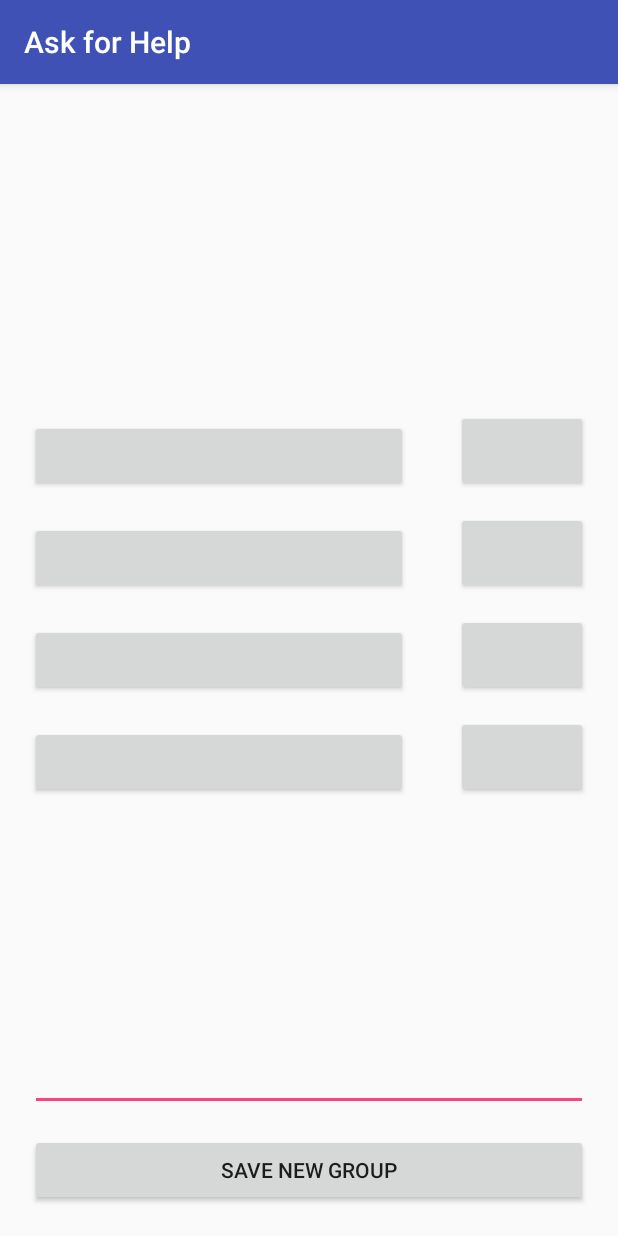
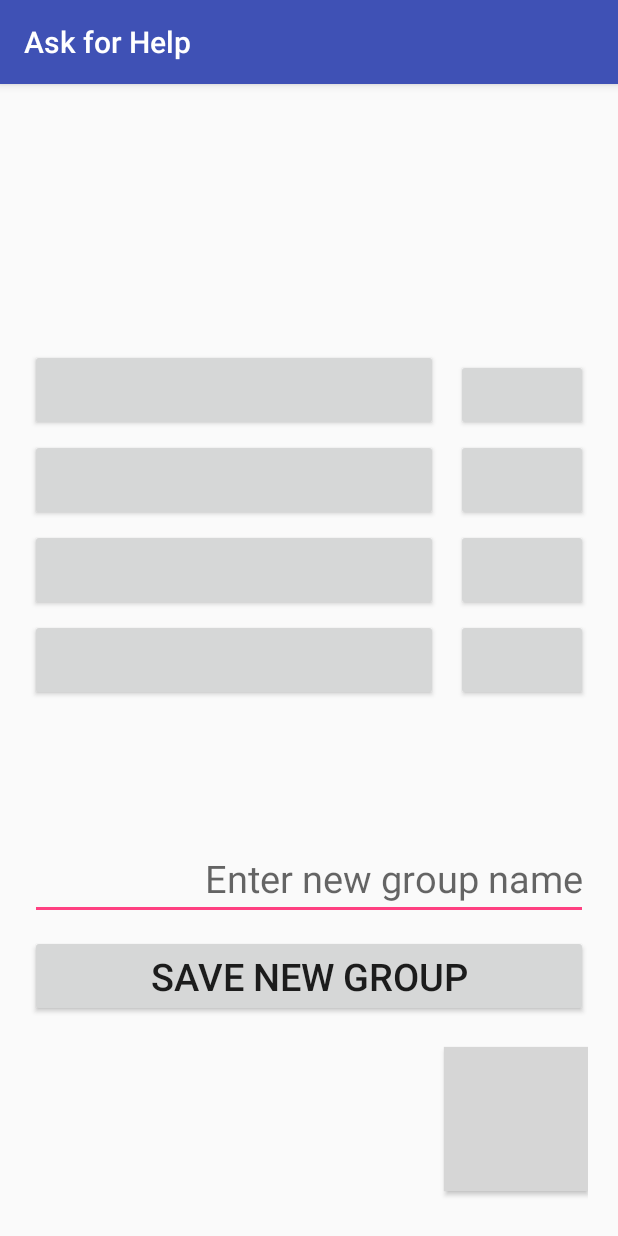
Before and after one commit to GryffGryff/AskforHelp, an Android app: the SettingsActivity screen opened directly, with no data from a screen before it, after a tap on "EDIT RECIEVERS", on a phone screen of 412 x 824 dp. Run offline under Robolectric (Android 15) with nearby library versions, the phone set to English and light mode, and no system bars; grey boxes are pictures that could not be loaded.

Commit message:
Added back button to settings page, gave EditRecievers activity the same capabilities as ChangeButtonsActivity.

```diff
--- a/app/src/main/java/com/serviceproject/gryffgryff/askforhelp/ChooseRequestsActivity.java
+++ b/app/src/main/java/com/serviceproject/gryffgryff/askforhelp/ChooseRequestsActivity.java
@@ -58,7 +58,7 @@ public class ChooseRequestsActivity extends AppCompatActivity {
     public void setNewButtonNames() {
         try {
             Context context = ChooseRequestsActivity.this;
-            SharedPreferences sharedPreferences = context.getSharedPreferences("com.serviceproject.gryffgryff.askforhelp.BUTTON_NAME_PREFERENCES", Context.MODE_PRIVATE);
+            SharedPreferences sharedPreferences = context.getSharedPreferences("com.serviceproject.gryffgryff.askforhelp.PREFERENCES", Context.MODE_PRIVATE);
             firstButton.setText(sharedPreferences.getString("first_text", ""));
             secondButton.setText(sharedPreferences.getString("second_text", ""));
             thirdButton.setText(sharedPreferences.getString("third_text", ""));
--- a/app/src/main/java/com/serviceproject/gryffgryff/askforhelp/EditRecievers.java
+++ b/app/src/main/java/com/serviceproject/gryffgryff/askforhelp/EditRecievers.java
@@ -1,13 +1,199 @@
 package com.serviceproject.gryffgryff.askforhelp;
 
+import android.content.Context;
+import android.content.Intent;
+import android.content.SharedPreferences;
 import android.os.Bundle;
 import android.support.v7.app.AppCompatActivity;
+import android.view.View;
+import android.widget.Button;
+import android.widget.EditText;
+import android.widget.Toast;
 
 public class EditRecievers extends AppCompatActivity {
+
+    Button[] groups = new Button[4];
+    Button firstGroup;
+    Button secondGroup;
+    Button thirdGroup;
+    Button fourthGroup;
+
+    Button deleteFirstGroup;
+    Button deleteSecondGroup;
+    Button deleteThirdGroup;
+    Button deleteFourthGroup;
+    Button saveNewGroup;
+
+    Button home;
+
+    EditText setNewGroup;
+
+    SharedPreferences sharedPreferences;
+    Context context;
+
 
     @Override
     protected void onCreate(Bundle savedInstanceState) {
         super.onCreate(savedInstanceState);
         setContentView(R.layout.activity_edit_recievers);
+
+        setVariables();
+        addGroupsToArray();
+        setGroupNames();
+        setClickListener();
+    }
+
+    public void setVariables() {
+        firstGroup = (Button) findViewById(R.id.firstGroup);
+        secondGroup = (Button) findViewById(R.id.secondGroup);
+        thirdGroup = (Button) findViewById(R.id.thirdGroup);
+        fourthGroup = (Button) findViewById(R.id.fourthGroup);
+
+        deleteFirstGroup = (Button) findViewById(R.id.deleteFirstGroup);
+        deleteSecondGroup = (Button) findViewById(R.id.deleteSecondGroup);
+        deleteThirdGroup = (Button) findViewById(R.id.deleteThirdGroup);
+        deleteFourthGroup = (Button) findViewById(R.id.deleteFourthGroup);
+
+        saveNewGroup = (Button) findViewById(R.id.saveNewGroup);
+        setNewGroup = (EditText) findViewById(R.id.setNewGroup);
+
+        home = (Button) findViewById(R.id.homeButtonContacts);
+
+        context = EditRecievers.this;
+    }
+
+    public void setGroupNames() {
+        try {
+            sharedPreferences = context.getSharedPreferences("com.serviceproject.gryffgryff.askforhelp.PREFERENCES", Context.MODE_PRIVATE);
+            firstGroup.setText(sharedPreferences.getString("first_group", ""));
+            secondGroup.setText(sharedPreferences.getString("second_group", ""));
+            thirdGroup.setText(sharedPreferences.getString("third_group", ""));
+            fourthGroup.setText(sharedPreferences.getString("fourth_group", ""));
+        } catch (Exception e) {
+            firstGroup.setText("");
+            secondGroup.setText("");
+            thirdGroup.setText("");
+            fourthGroup.setText("");
+        }
+    }
+
+    public void addGroupsToArray() {
+        groups[0] = firstGroup;
+        groups[1] = secondGroup;
+        groups[2] = thirdGroup;
+        groups[3] = fourthGroup;
+    }
+
+    public void setClickListener() {
+        firstGroup.setOnClickListener(new View.OnClickListener() {
+            @Override
+            public void onClick(View view) {
+
+            }
+        });
+
+        secondGroup.setOnClickListener(new View.OnClickListener() {
+            @Override
+            public void onClick(View view) {
+
+            }
+        });
+
+        thirdGroup.setOnClickListener(new View.OnClickListener() {
+            @Override
+            public void onClick(View view) {
+
+            }
+        });
+
+        fourthGroup.setOnClickListener(new View.OnClickListener() {
+            @Override
+            public void onClick(View view) {
+
+            }
+        });
+
+        deleteFirstGroup.setOnClickListener(new View.OnClickListener() {
+            @Override
+            public void onClick(View view) {
+                bumpUpNames(0);
+            }
+        });
+
+        deleteSecondGroup.setOnClickListener(new View.OnClickListener() {
+            @Override
+            public void onClick(View view) {
+                bumpUpNames(1);
+            }
+        });
+
+        deleteThirdGroup.setOnClickListener(new View.OnClickListener() {
+            @Override
+            public void onClick(View view) {
+                bumpUpNames(2);
+            }
+        });
+
+        deleteFourthGroup.setOnClickListener(new View.OnClickListener() {
+            @Override
+            public void onClick(View view) {
+                bumpUpNames(3);
+            }
+        });
+
+        saveNewGroup.setOnClickListener(new View.OnClickListener() {
+            @Override
+            public void onClick(View view) {
+                addNewGroup();
+            }
+        });
+
+        home.setOnClickListener(new View.OnClickListener() {
+            @Override
+            public void onClick(View view) {
+                Intent intent = new Intent(EditRecievers.this, ChooseRequestsActivity.class);
+                setNewGroupNames();
+                EditRecievers.this.startActivity(intent);
+            }
+        });
+    }
+
+    public void bumpUpNames(int numGroups) {
+        while (numGroups < 3) {
+            groups[numGroups].setText(groups[numGroups+1].getText().toString());
+            numGroups++;
+        }
+        groups[3].setText("");
+        saveNewGroup.setEnabled(true);
+    }
+
+    public void addNewGroup() {
+        String groupName = setNewGroup.getText().toString();
+        int group = 0;
+        while (group <= 3) {
+            if (groups[group].getText().toString() == "") {
+                if(group == 3) {
+                    saveNewGroup.setEnabled(false);
+                }
+                groups[group].setText(groupName);
+                group = 100;
+            }
+            group++;
+        }
+        setNewGroup.setText("");
+    }
+
+    public void setNewGroupNames() {
+        try {
+            sharedPreferences = context.getSharedPreferences("com.serviceproject.gryffgryff.askforhelp.PREFERENCES", Context.MODE_PRIVATE);
+            SharedPreferences.Editor editor = sharedPreferences.edit();
+            editor.putString("first_group", firstGroup.getText().toString());
+            editor.putString("second_group", secondGroup.getText().toString());
+            editor.putString("third_group", thirdGroup.getText().toString());
+            editor.putString("fourth_group", fourthGroup.getText().toString());
+            editor.apply();
+        } catch (Exception e) {
+            Toast.makeText(context, "editing shared preferences file failed", Toast.LENGTH_LONG).show();
+        }
     }
 }
--- a/app/src/main/java/com/serviceproject/gryffgryff/askforhelp/SettingsActivity.java
+++ b/app/src/main/java/com/serviceproject/gryffgryff/askforhelp/SettingsActivity.java
@@ -11,6 +11,8 @@ public class SettingsActivity extends AppCompatActivity {
     Button changeButton;
     Button editReceivers;
 
+    Button backButton;
+
     @Override
     protected void onCreate(Bundle savedInstanceState) {
         super.onCreate(savedInstanceState);
@@ -23,6 +25,8 @@ public class SettingsActivity extends AppCompatActivity {
     public void setVariables() {
         changeButton = (Button) findViewById(R.id.changeButtons);
         editReceivers = (Button) findViewById(R.id.editReceivers);
+
+        backButton = (Button) findViewById(R.id.backButtonTwo);
     }
 
     public void setClickListener() {
@@ -41,5 +45,13 @@ public class SettingsActivity extends AppCompatActivity {
                 SettingsActivity.this.startActivity(intent);
             }
         });
+
+        backButton.setOnClickListener(new View.OnClickListener() {
+            @Override
+            public void onClick(View view) {
+                Intent intent = new Intent(SettingsActivity.this, ChooseRequestsActivity.class);
+                SettingsActivity.this.startActivity(intent);
+            }
+        });
     }
 }
--- a/app/src/main/res/layout/activity_change_buttons.xml
+++ b/app/src/main/res/layout/activity_change_buttons.xml
@@ -102,13 +102,13 @@
         android:id="@+id/saveNewButton"
         android:layout_width="match_parent"
         android:layout_height="wrap_content"
-        android:layout_above="@+id/homeButtonSettings"
+        android:layout_above="@+id/homeButtonRequests"
         android:layout_marginBottom="20dp"
         android:text="save new button"
         android:textSize="25sp"/>
 
     <Button
-        android:id="@+id/homeButtonSettings"
+        android:id="@+id/homeButtonRequests"
         android:layout_width="wrap_content"
         android:layout_height="wrap_content"
         android:layout_alignParentBottom="true"
--- a/app/src/main/res/layout/activity_choose_contacts.xml
+++ b/app/src/main/res/layout/activity_choose_contacts.xml
@@ -14,7 +14,6 @@
         android:layout_marginStart="30dp"
         android:layout_marginEnd="30dp"
         android:layout_marginBottom="25dp"
-        android:text="family"
         android:textSize="25sp"
         android:textStyle="bold"
         android:background="#1291ff" />
@@ -27,7 +26,6 @@
         android:layout_marginStart="30dp"
         android:layout_marginEnd="30dp"
         android:layout_marginBottom="25dp"
-        android:text="work"
         android:textSize="25sp"
         android:textStyle="bold"
         android:background="#12d0ff"/>
@@ -40,7 +38,6 @@
         android:layout_marginStart="30dp"
         android:layout_marginEnd="30dp"
         android:layout_marginBottom="25dp"
-        android:text="friends"
         android:textSize="25sp"
         android:textStyle="bold"
         android:background="#12ffe8" />
@@ -53,7 +50,6 @@
         android:layout_marginStart="30dp"
         android:layout_marginEnd="30dp"
         android:layout_marginBottom="30dp"
-        android:text="teachers"
         android:textSize="25sp"
         android:textStyle="bold"
         android:background="#12ff89"/>
--- a/app/src/main/res/layout/activity_edit_recievers.xml
+++ b/app/src/main/res/layout/activity_edit_recievers.xml
@@ -11,34 +11,41 @@
         android:layout_width="match_parent"
         android:layout_height="wrap_content"
         android:layout_above="@+id/secondGroup"
-        android:layout_marginRight="120dp"
-        android:layout_marginEnd="120dp"/>
+        android:layout_marginRight="100dp"
+        android:layout_marginBottom="5dp"
+
+        android:gravity="center"
+        android:textSize="25sp"
+        android:textStyle="bold" />
 
 
     <Button
         android:id="@+id/deleteFirstGroup"
         android:layout_width="wrap_content"
         android:layout_height="wrap_content"
+        android:layout_alignParentRight="true"
         android:layout_alignParentEnd="true"
-        android:layout_alignParentRight="true"
-        android:layout_alignBottom="@+id/firstGroup"
-        android:textSize="25sp"/>
+        android:layout_alignBottom="@+id/firstGroup"/>
 
     <Button
         android:id="@+id/secondGroup"
         android:layout_width="match_parent"
         android:layout_height="wrap_content"
         android:layout_above="@+id/thirdGroup"
-        android:layout_marginTop="20dp"
-        android:layout_marginRight="120dp"
-        android:layout_marginEnd="120dp"/>
+        android:layout_marginRight="100dp"
+        android:layout_marginBottom="5dp"
+
+        android:gravity="center"
+        android:textSize="25sp"
+        android:textStyle="bold" />
+
 
     <Button
         android:id="@+id/deleteSecondGroup"
         android:layout_width="wrap_content"
         android:layout_height="wrap_content"
+        android:layout_alignParentRight="true"
         android:layout_alignParentEnd="true"
-        android:layout_alignParentRight="true"
         android:layout_alignBottom="@+id/secondGroup"
         android:textSize="25sp"/>
 
@@ -46,10 +53,12 @@
         android:id="@+id/thirdGroup"
         android:layout_width="match_parent"
         android:layout_height="wrap_content"
-        android:layout_centerVertical="true"
-        android:layout_marginTop="20dp"
-        android:layout_marginRight="120dp"
-        android:layout_marginEnd="120dp"/>
+        android:layout_above="@+id/fourthGroup"
+        android:layout_marginRight="100dp"
+        android:layout_marginBottom="5dp"
+        android:gravity="center"
+        android:textSize="25sp"
+        android:textStyle="bold"/>
 
     <Button
         android:id="@+id/deleteThirdGroup"
@@ -64,33 +73,51 @@
         android:id="@+id/fourthGroup"
         android:layout_width="match_parent"
         android:layout_height="wrap_content"
-        android:layout_below="@+id/thirdGroup"
-        android:layout_marginTop="20dp"
-        android:layout_marginRight="120dp"
-        android:layout_marginEnd="120dp"/>
+        android:layout_centerVertical="true"
+        android:layout_marginRight="100dp"
+        android:gravity="center"
+        android:textSize="25sp"
+        android:textStyle="bold" />
 
     <Button
         android:id="@+id/deleteFourthGroup"
         android:layout_width="wrap_content"
         android:layout_height="wrap_content"
+        android:layout_alignParentRight="true"
         android:layout_alignParentEnd="true"
-        android:layout_alignParentRight="true"
         android:layout_alignBottom="@+id/fourthGroup"
-        android:textSize="25sp"/>
+        android:textSize="25sp" />
 
     <EditText
-        android:id="@+id/addNewContactGroup"
+        android:id="@+id/setNewGroup"
         android:layout_width="match_parent"
         android:layout_height="wrap_content"
         android:layout_above="@+id/saveNewGroup"
-        android:layout_marginBottom="15dp"/>
+        android:layout_marginBottom="10dp"
+        android:gravity="end"
+        android:textSize="25sp"
+        android:hint="Enter new group name"/>
 
     <Button
         android:id="@+id/saveNewGroup"
         android:layout_width="match_parent"
         android:layout_height="wrap_content"
+        android:layout_above="@+id/homeButtonContacts"
+        android:layout_marginBottom="20dp"
+        android:text="save new group"
+        android:textSize="25sp"/>
+
+    <Button
+        android:id="@+id/homeButtonContacts"
+        android:layout_width="wrap_content"
+        android:layout_height="wrap_content"
         android:layout_alignParentBottom="true"
-        android:text="save new group"/>
+        android:layout_alignParentEnd="true"
+        android:layout_alignParentRight="true"
+        android:layout_marginBottom="10dp"
+        android:gravity="center"
+        android:background="@drawable/rounded_button"
+        android:text="Home"/>
 
 
 </RelativeLayout>
```
Also changed, not shown: app/src/main/java/com/serviceproject/gryffgryff/askforhelp/ChangeButtonsActivity.java (+4 -4 lines), app/src/main/java/com/serviceproject/gryffgryff/askforhelp/ChooseContactsActivity.java (+19 -21 lines), app/src/main/res/layout/activity_settings.xml (+10 -0 lines).
